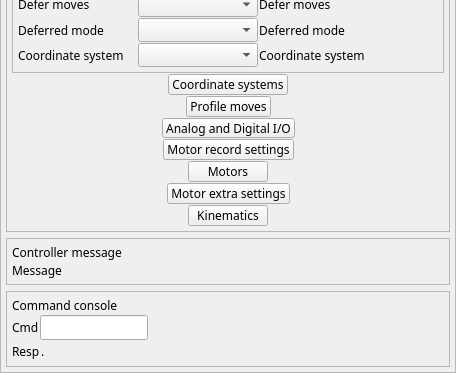
This is 3-3/GalilSup/op/ui/galil_dmc_ctrl.ui in motorapp/Galil as Qt 5 draws it before an edit; both pictures show x 0 to 456 and y 183 to 556 of the 456 by 556 pixel window. The edited form follows.
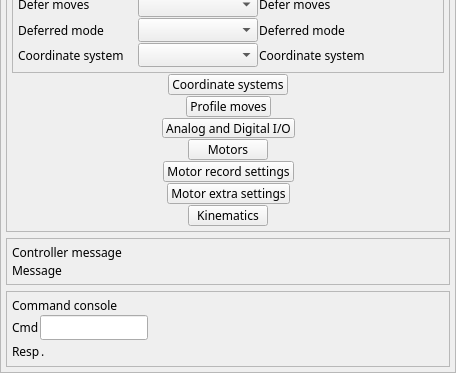
This is the edited form. Custom widgets are drawn as their Qt base class.

Commit message: Modification to how motorUpdateStatus request is handled Changes to QEGUI screens Changes to updatePeriod parsing Custom code can now have windows or linux line ending Thread mask can now be used to specify no thread checking Fix autosave position restore when using synchronous poller

```diff
--- a/3-3/GalilSup/op/ui/galil_dmc_ctrl.ui
+++ b/3-3/GalilSup/op/ui/galil_dmc_ctrl.ui
@@ -1017,82 +1017,6 @@
         </item>
        </layout>
       </item>
-      <item>
-       <layout class="QHBoxLayout" name="horizontalLayout_14">
-        <item>
-         <spacer name="horizontalSpacer_9">
-          <property name="orientation">
-           <enum>Qt::Horizontal</enum>
-          </property>
-          <property name="sizeHint" stdset="0">
-           <size>
-            <width>40</width>
-            <height>20</height>
-           </size>
-          </property>
-         </spacer>
-        </item>
-        <item>
-         <widget class="QEPushButton" name="qepushbutton_8">
-          <property name="sizePolicy">
-           <sizepolicy hsizetype="Minimum" vsizetype="Expanding">
-            <horstretch>0</horstretch>
-            <verstretch>0</verstretch>
-           </sizepolicy>
-          </property>
-          <property name="minimumSize">
-           <size>
-            <width>0</width>
-            <height>1</height>
-           </size>
-          </property>
-          <property name="font">
-           <font>
-            <family>Abyssinica SIL</family>
-            <pointsize>9</pointsize>
-           </font>
-          </property>
-          <property name="text">
-           <string>Motor record settings</string>
-          </property>
-          <property name="variable" stdset="0">
-           <string/>
-          </property>
-          <property name="variableAsToolTip">
-           <bool>false</bool>
-          </property>
-          <property name="userLevelVisibility" stdset="0">
-           <enum>QEPushButton::User</enum>
-          </property>
-          <property name="userLevelEnabled" stdset="0">
-           <enum>QEPushButton::User</enum>
-          </property>
-          <property name="guiFile" stdset="0">
-           <string>galil_motors_settings.ui</string>
-          </property>
-          <property name="creationOption" stdset="0">
-           <enum>QEPushButton::NewWindow</enum>
-          </property>
-          <property name="prioritySubstitutions">
-           <string/>
-          </property>
-         </widget>
-        </item>
-        <item>
-         <spacer name="horizontalSpacer_10">
-          <property name="orientation">
-           <enum>Qt::Horizontal</enum>
-          </property>
-          <property name="sizeHint" stdset="0">
-           <size>
-            <width>40</width>
-            <height>20</height>
-           </size>
-          </property>
-         </spacer>
-        </item>
-       </layout>
-      </item>
       <item>
        <layout class="QHBoxLayout" name="horizontalLayout_17">
         <item>
@@ -1169,6 +1093,82 @@
         </item>
        </layout>
       </item>
+      <item>
+       <layout class="QHBoxLayout" name="horizontalLayout_14">
+        <item>
+         <spacer name="horizontalSpacer_9">
+          <property name="orientation">
+           <enum>Qt::Horizontal</enum>
+          </property>
+          <property name="sizeHint" stdset="0">
+           <size>
+            <width>40</width>
+            <height>20</height>
+           </size>
+          </property>
+         </spacer>
+        </item>
+        <item>
+         <widget class="QEPushButton" name="qepushbutton_8">
+          <property name="sizePolicy">
+           <sizepolicy hsizetype="Minimum" vsizetype="Expanding">
+            <horstretch>0</horstretch>
+            <verstretch>0</verstretch>
+           </sizepolicy>
+          </property>
+          <property name="minimumSize">
+           <size>
+            <width>0</width>
+            <height>1</height>
+           </size>
+          </property>
+          <property name="font">
+           <font>
+            <family>Abyssinica SIL</family>
+            <pointsize>9</pointsize>
+           </font>
+          </property>
+          <property name="text">
+           <string>Motor record settings</string>
+          </property>
+          <property name="variable" stdset="0">
+           <string/>
+          </property>
+          <property name="variableAsToolTip">
+           <bool>false</bool>
+          </property>
+          <property name="userLevelVisibility" stdset="0">
+           <enum>QEPushButton::User</enum>
+          </property>
+          <property name="userLevelEnabled" stdset="0">
+           <enum>QEPushButton::Scientist</enum>
+          </property>
+          <property name="guiFile" stdset="0">
+           <string>galil_motors_settings.ui</string>
+          </property>
+          <property name="creationOption" stdset="0">
+           <enum>QEPushButton::NewWindow</enum>
+          </property>
+          <property name="prioritySubstitutions">
+           <string/>
+          </property>
+         </widget>
+        </item>
+        <item>
+         <spacer name="horizontalSpacer_10">
+          <property name="orientation">
+           <enum>Qt::Horizontal</enum>
+          </property>
+          <property name="sizeHint" stdset="0">
+           <size>
+            <width>40</width>
+            <height>20</height>
+           </size>
+          </property>
+         </spacer>
+        </item>
+       </layout>
+      </item>
       <item>
        <layout class="QHBoxLayout" name="horizontalLayout_15">
         <item>
```
Left out of the diff: 5 changed lines with no effect on the pictures. The commit also changes 7 other files.
